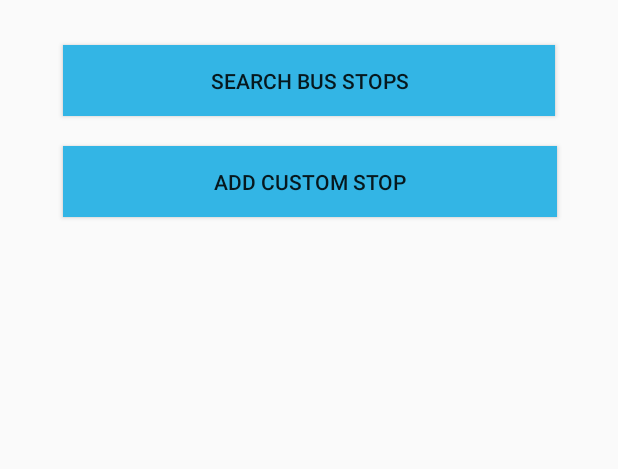
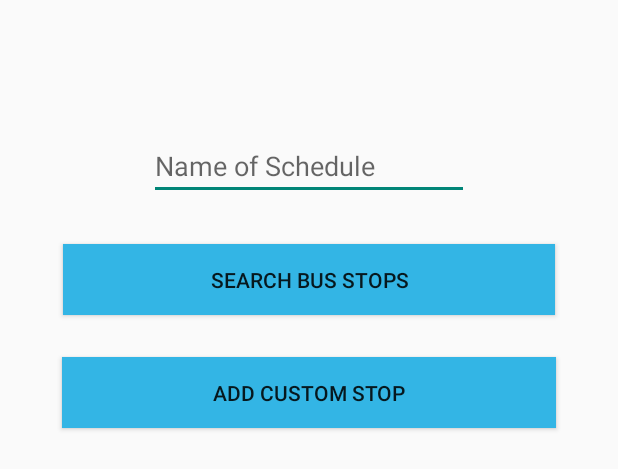
Before and after one commit to Vancu/MACProject-FMT, an Android app: the layout dialog_add_stop.xml on its own in the app's theme, with its tools: preview values and no code run, on a phone screen of 412 x 824 dp. Shown: the top 469 px of the screen. Run offline under Robolectric (Android 15) with nearby library versions, the phone set to English and light mode, and no system bars.

```diff
--- a/app/src/main/java/com/vancu/findmytrackalpha1/SearchStops.java
+++ b/app/src/main/java/com/vancu/findmytrackalpha1/SearchStops.java
@@ -19,7 +19,7 @@ public class SearchStops extends AppCompatActivity
     private static final int ACTIVITY_NUM = 3;
     Spinner BusCompany, BusID, Ranges;
 
-    String BusCompanyString, BusIDString;
+    String BusCompanyString, BusIDString, scheduleName;
 
     ArrayAdapter<CharSequence> adapter;
 
@@ -31,6 +31,7 @@ public class SearchStops extends AppCompatActivity
 
         setupBottomNavBar();
 
+        //scheduleName = getIntent().getExtras().getString("schedule");
         BusCompany = (Spinner) findViewById(R.id.busCompanyspinner);
         adapter = ArrayAdapter.createFromResource(this,R.array.busCompanyarray,android.R.layout.simple_spinner_item);
         adapter.setDropDownViewResource(android.R.layout.simple_spinner_dropdown_item);
--- a/app/src/main/java/com/vancu/findmytrackalpha1/SearchStopsDialog.java
+++ b/app/src/main/java/com/vancu/findmytrackalpha1/SearchStopsDialog.java
@@ -8,6 +8,7 @@ import android.support.v7.app.AppCompatDialogFragment;
 import android.view.LayoutInflater;
 import android.view.View;
 import android.widget.Button;
+import android.widget.EditText;
 
 /**
  * Created by Vancu on 3/28/18.
@@ -19,15 +20,15 @@ public class SearchStopsDialog extends AppCompatDialogFragment {
         AlertDialog.Builder builder = new AlertDialog.Builder(getActivity());
         LayoutInflater inflater = getActivity().getLayoutInflater();
         View view = inflater.inflate(R.layout.dialog_add_stop, null);
-
         builder.setView(view)
                 .setTitle("New Personalized Schedule By")
                 .setNegativeButton("cancel", new DialogInterface.OnClickListener() {
                     @Override
                     public void onClick(DialogInterface dialog, int which) {
+
                     }
                 });
-
+        final EditText scheduleInput = view.findViewById(R.id.scheduleInput);
 
         return builder.create();
     }
--- a/app/src/main/java/com/vancu/findmytrackalpha1/Time.java
+++ b/app/src/main/java/com/vancu/findmytrackalpha1/Time.java
@@ -6,6 +6,7 @@ public class Time implements Serializable
 {
     int hour;
     int minute;
+    String stringTime;
 
     public Time() {
         hour = 0;
@@ -37,4 +38,6 @@ public class Time implements Serializable
         this.minute = minute;
     }
 
+    public void setStringTime(String stringTime) { this.stringTime = stringTime;   }
+
 }
--- a/app/src/main/java/com/vancu/findmytrackalpha1/ViewSearchResults.java
+++ b/app/src/main/java/com/vancu/findmytrackalpha1/ViewSearchResults.java
@@ -170,6 +170,7 @@ public class ViewSearchResults extends AppCompatActivity {
                         TimeStops.add(stoptime);
                 }
                 ViewTimeStop.putExtra("test", TimeStops);
+                ViewTimeStop.putExtra("nameofStop", parent.getItemAtPosition(position).toString());
                 startActivity(ViewTimeStop);
             }
         });
--- a/app/src/main/res/layout/dialog_add_stop.xml
+++ b/app/src/main/res/layout/dialog_add_stop.xml
@@ -1,40 +1,58 @@
 <?xml version="1.0" encoding="utf-8"?>
-<RelativeLayout
+<android.support.constraint.ConstraintLayout
     xmlns:android="http://schemas.android.com/apk/res/android"
     xmlns:app="http://schemas.android.com/apk/res-auto"
     xmlns:tools="http://schemas.android.com/tools"
     android:layout_width="match_parent"
     android:layout_height="match_parent"
     android:padding="16dp"
-    tools:context=".LoggedInViewSchedule">
+    tools:context=".LoggedInViewSchedule"
+    android:id="@+id/relativeLayout">
 
     <Button
         android:id="@+id/bSearchStop"
         android:layout_width="328dp"
         android:layout_height="47dp"
-        android:layout_alignParentTop="true"
-        android:layout_centerHorizontal="true"
-        android:layout_marginTop="14dp"
+        android:layout_marginTop="29dp"
         android:background="@android:color/holo_blue_light"
         android:onClick="bNewStopScheduleTest"
         android:text="@string/search_stops"
         app:layout_constraintEnd_toEndOf="parent"
         app:layout_constraintHorizontal_bias="0.494"
-        app:layout_constraintStart_toStartOf="parent" />
+        app:layout_constraintLeft_toLeftOf="parent"
+        app:layout_constraintRight_toRightOf="parent"
+        app:layout_constraintStart_toStartOf="parent"
+        app:layout_constraintTop_toBottomOf="@+id/scheduleInput" />
 
     <Button
         android:id="@+id/bCustomStop"
         android:layout_width="329dp"
         android:layout_height="47dp"
-        android:layout_alignLeft="@+id/bSearchStop"
-        android:layout_alignStart="@+id/bSearchStop"
-        android:layout_below="@+id/bSearchStop"
-        android:layout_marginTop="20dp"
+        android:layout_marginTop="28dp"
         android:background="@android:color/holo_blue_light"
         android:onClick="bNewCustomScheduleTest"
         android:text="@string/custom_stops"
         app:layout_constraintEnd_toEndOf="parent"
         app:layout_constraintHorizontal_bias="0.494"
-        app:layout_constraintStart_toStartOf="parent" />
+        app:layout_constraintLeft_toLeftOf="parent"
+        app:layout_constraintRight_toRightOf="parent"
+        app:layout_constraintStart_toStartOf="parent"
+        app:layout_constraintTop_toBottomOf="@+id/bSearchStop" />
 
-</RelativeLayout>
+    <EditText
+        android:id="@+id/scheduleInput"
+        android:layout_width="213dp"
+        android:layout_height="45dp"
+        android:layout_marginEnd="90dp"
+        android:layout_marginLeft="90dp"
+        android:layout_marginRight="90dp"
+        android:layout_marginStart="90dp"
+        android:layout_marginTop="72dp"
+        android:ems="10"
+        android:hint="Name of Schedule"
+        android:inputType="textPersonName"
+        app:layout_constraintEnd_toEndOf="parent"
+        app:layout_constraintStart_toStartOf="parent"
+        app:layout_constraintTop_toTopOf="parent" />
+
+</android.support.constraint.ConstraintLayout>
--- a/app/src/main/res/values/strings.xml
+++ b/app/src/main/res/values/strings.xml
@@ -5,7 +5,7 @@
         <item>Merced TheBus</item>
     </string-array>
 
-    <string-array name = "AMPM">
+    <string-array name="AMPM">
         <item>AM</item>
         <item>PM</item>
     </string-array>
@@ -237,4 +237,5 @@
 
     <string name="action_share">Share</string>
     <string name="action_reply">Reply</string>
+    <string name="title_activity_view_custom_schedule_stops">ViewCustomScheduleStops</string>
 </resources>
--- a/app/src/main/res/values/styles.xml
+++ b/app/src/main/res/values/styles.xml
@@ -12,4 +12,8 @@
 
     <style name="AppTheme.PopupOverlay" parent="ThemeOverlay.AppCompat.Light" />
 
+    <style name="AppBarOverlay" parent="ThemeOverlay.AppCompat.Dark.ActionBar" />
+
+    <style name="PopupOverlay" parent="ThemeOverlay.AppCompat.Light" />
+
 </resources>
```
Also changed, not shown: app/src/main/AndroidManifest.xml (+5 -3 lines), app/src/main/java/com/vancu/findmytrackalpha1/LoggedInViewSchedule.java (+55 -3 lines), app/src/main/java/com/vancu/findmytrackalpha1/ViewCustomScheduleStops.java (added, +73 -0 lines), app/src/main/res/layout/activity_view_custom_schedule_stops.xml (added, +19 -0 lines), 2 other files.
